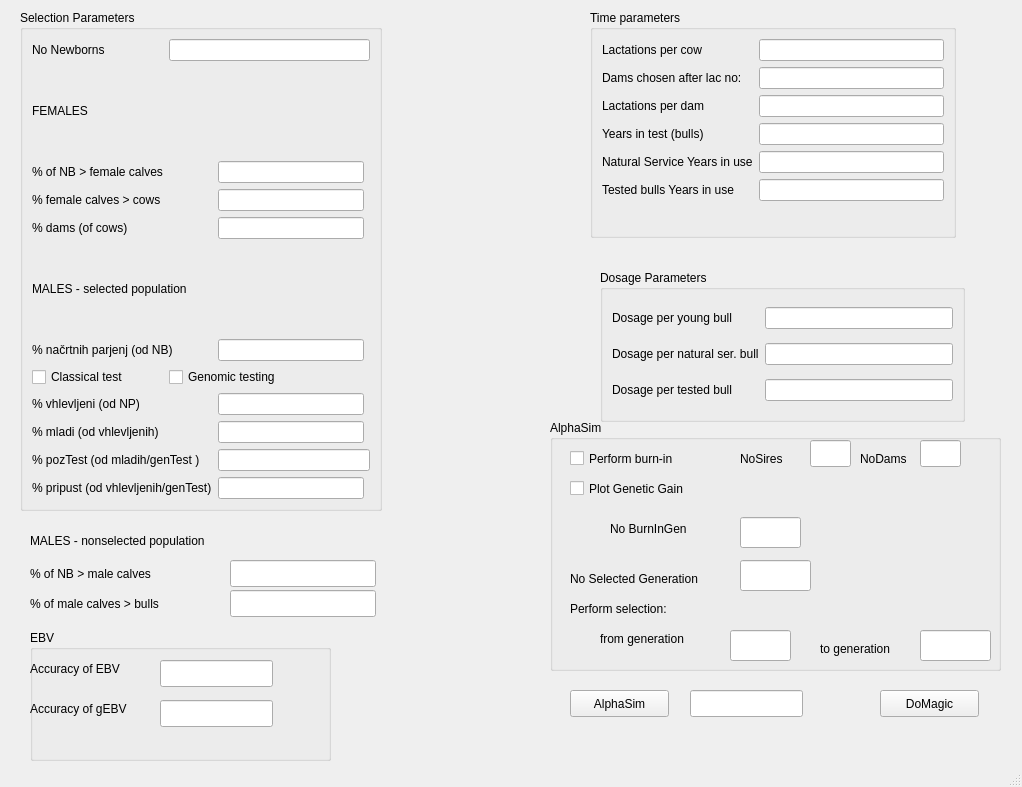
Qt form SelectionParameters.ui (janaobsteter/Genotype_CODES) before a commit.
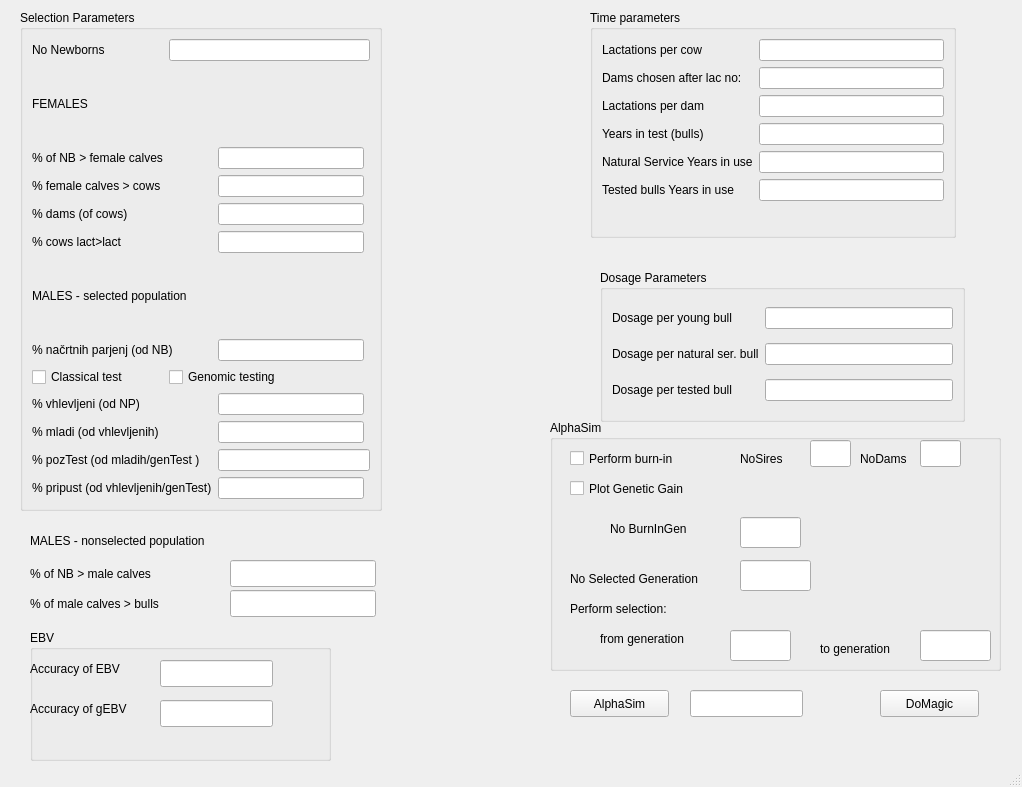
The same form after that commit.

The edit to the form file:
```diff
--- a/SelectionParameters.ui
+++ b/SelectionParameters.ui
@@ -145,6 +145,16 @@
        </property>
       </widget>
      </item>
+     <item row="5" column="2">
+      <widget class="QLineEdit" name="cowsLactLact"/>
+     </item>
+     <item row="5" column="0">
+      <widget class="QLabel" name="label_22">
+       <property name="text">
+        <string>% cows lact&gt;lact</string>
+       </property>
+      </widget>
+     </item>
     </layout>
    </widget>
    <widget class="QGroupBox" name="groupBox_2">
```
Left out of the diff: 16 changed lines with no effect on the pictures.
